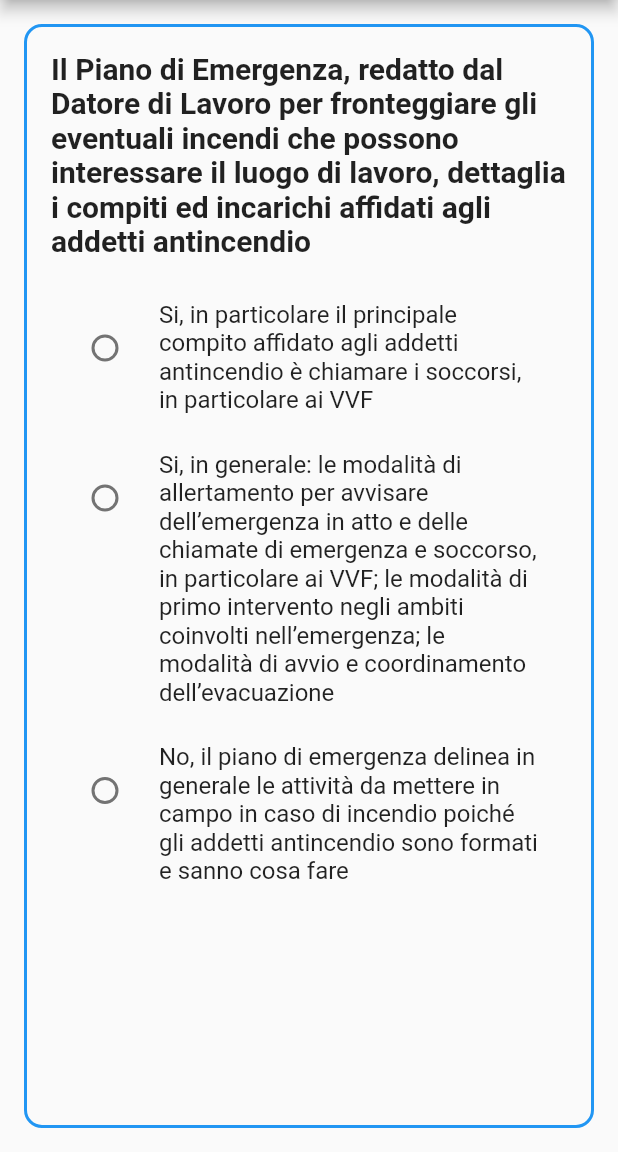
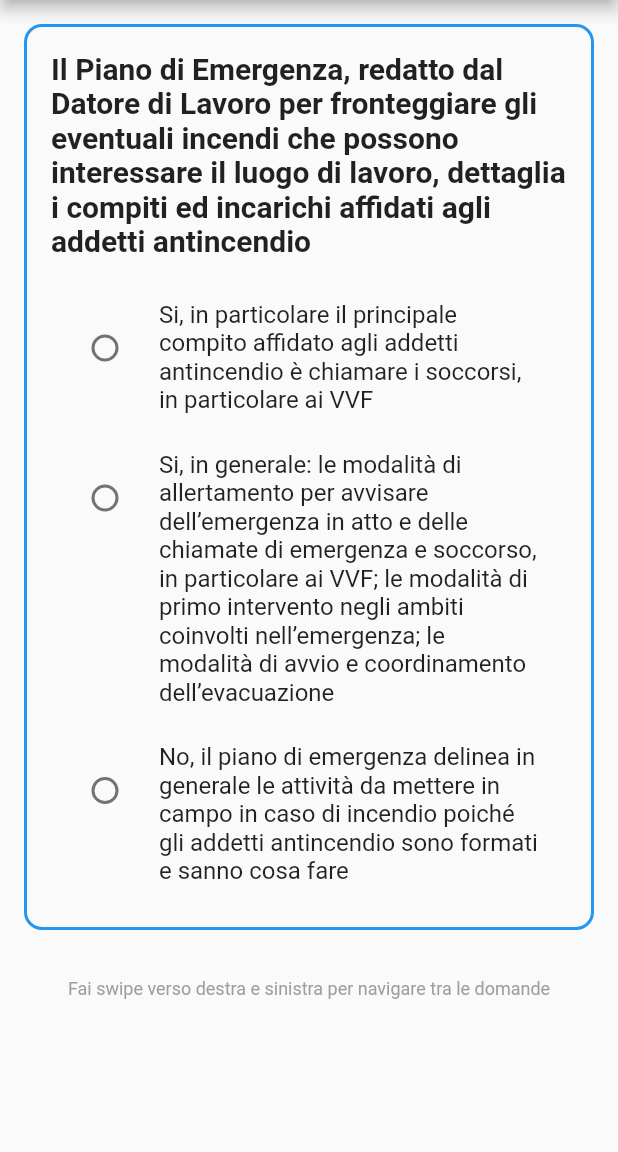
Before and after one commit to andreaacomelli/QuizApp, a Flutter app: the screen it shows after launch, after a tap on "Inizia il Quiz", on a phone screen of 412 x 824 dp, the part 84-1236 px from its top. Run offline on Flutter 3.47's test engine with Material 2 defaults, Android fonts, the phone set to English and light mode, and no system bars; our stand-ins replace csv.

Commit message:
aggiunta scritta swipe

```diff
--- a/lib/question_widget.dart
+++ b/lib/question_widget.dart
@@ -20,7 +20,9 @@ class QuestionWidget extends StatelessWidget {
 
   @override
   Widget build(BuildContext context) {
-    return Container(
+    return Column(
+      children: <Widget>[
+        Container(
           margin: EdgeInsets.all(16),
           padding: EdgeInsets.all(16),
           decoration: BoxDecoration(
@@ -41,18 +43,32 @@ class QuestionWidget extends StatelessWidget {
                     child: RadioListTile(
                       title: Text(
                         answerOptions[index],
-                      softWrap: true,),
+                        softWrap: true,
+                      ),
                       value: index,
                       groupValue: selectedOptionIndex,
                       onChanged: (int? value) {
                         onAnswerSelected(answerOptions[value!]);
                       },
-                  )
+                    ),
                   );
                 }),
               ),
             ],
           ),
+        ),
+        SizedBox(height: 16),
+        Center(
+          child: Padding(
+            padding: EdgeInsets.symmetric(horizontal: 16.0),
+            child: Text(
+              'Fai swipe verso destra e sinistra per navigare tra le domande',
+              style: TextStyle(fontSize: 12, color: Colors.grey),
+              textAlign: TextAlign.center,
+            ),
+          ),
+        ),
+      ],
     );
   }
 }
--- a/lib/quiz_screen.dart
+++ b/lib/quiz_screen.dart
@@ -180,7 +180,7 @@ class _QuizScreenState extends State<QuizScreen> {
                 ),
               ],
             ),
-      )
+          )
           : null, // Il pulsante appare solo quando hai risposto a tutte le domande
     );
   }
--- a/lib/start_screen.dart
+++ b/lib/start_screen.dart
@@ -6,7 +6,10 @@ class StartScreen extends StatelessWidget {
   Widget build(BuildContext context) {
     return Scaffold(
       appBar: AppBar(
-        title: Text('Esame sicurezza aziendale'),
+        title: Text(
+            'Esame sicurezza aziendale',
+            textAlign: TextAlign.center,
+        ),
       ),
       body: Center(
         child: Column(
@@ -20,6 +23,7 @@ class StartScreen extends StatelessWidget {
                 fontSize: 18.0,
               ),
               textAlign: TextAlign.center,
+
             ),
 
             SizedBox(height: 20.0),
```
Also changed, not shown: 1 other file. Lines whose indentation alone changed are shown as unchanged.
